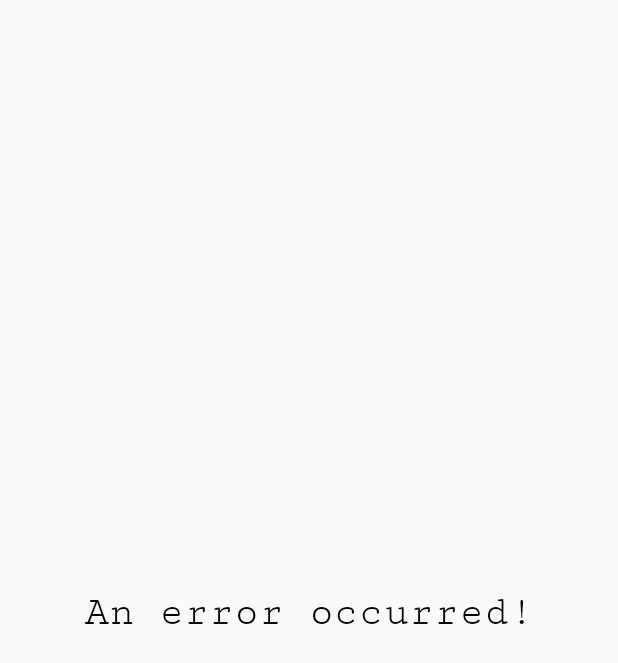
After one commit to j-roskopf/TacoMa, an Android app: the layout error_layout.xml on its own in the app's theme, with its tools: preview values and no code run, on a phone screen of 412 x 824 dp. The commit adds this screen. Shown: the top 663 px of the screen. Run offline under Robolectric (Android 15) with nearby library versions, the phone set to English and light mode, and no system bars.

Commit message:
refactor and cleanup

```diff
--- /dev/null
+++ b/app/src/main/res/layout/error_layout.xml
@@ -0,0 +1,26 @@
+<?xml version="1.0" encoding="utf-8"?>
+<android.support.constraint.ConstraintLayout xmlns:android="http://schemas.android.com/apk/res/android"
+    xmlns:app="http://schemas.android.com/apk/res-auto"
+    android:id="@+id/errorContainer"
+    android:layout_width="match_parent"
+    android:layout_height="match_parent">
+
+    <TextView
+        android:layout_width="match_parent"
+        android:layout_height="wrap_content"
+        android:layout_marginStart="8dp"
+        android:layout_marginLeft="8dp"
+        android:layout_marginEnd="8dp"
+        android:gravity="center"
+        android:layout_marginRight="8dp"
+        android:layout_marginBottom="8dp"
+        android:text="@string/an_error_occurred"
+        android:textColor="@android:color/black"
+        android:textSize="28sp"
+        app:fontFamily="serif-monospace"
+        app:layout_constraintBottom_toBottomOf="parent"
+        app:layout_constraintEnd_toEndOf="parent"
+        app:layout_constraintStart_toStartOf="parent"
+        app:layout_constraintTop_toTopOf="parent" />
+
+</android.support.constraint.ConstraintLayout>
--- a/app/src/main/res/values/strings.xml
+++ b/app/src/main/res/values/strings.xml
@@ -8,4 +8,6 @@
     <string name="taco_saved_success">Taco saved successfully!</string>
     <string name="taco_removed_success">Removed taco!</string>
     <string name="taco_error">An error occurred while fetching a taco!</string>
+    <string name="an_error_occurred">An error occurred!</string>
+    <string name="retry_string">Retry</string>
 </resources>
```
Also changed, not shown: app/src/main/java/com/example/joeroskopf/resume/ui/main/MainFragment.kt (+36 -10 lines), app/src/main/res/layout/main_fragment.xml (+12 -7 lines).
